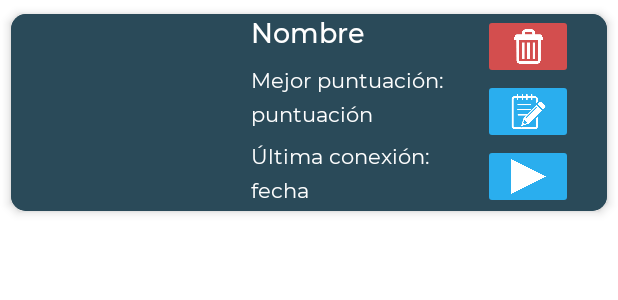
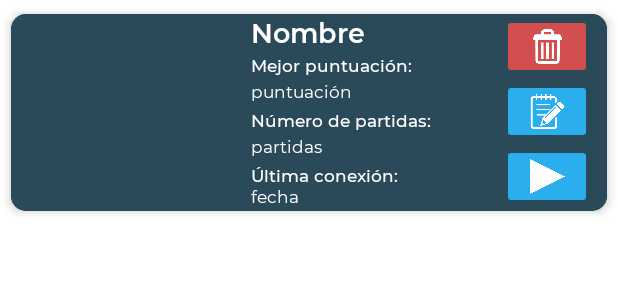
Before and after one commit to adrianmrt/Tekken7Trivia, an Android app: the layout user_card.xml on its own in the app's theme, with its tools: preview values and no code run, on a phone screen of 412 x 824 dp. Shown: the top 300 px of the screen. Run offline under Robolectric (Android 15) with nearby library versions, the phone set to English and light mode, and no system bars.

Commit message:
Push missing changes

```diff
--- a/DADM_P1_AlbertoGarcia_AdrianRamirez/app/src/main/res/layout/user_card.xml
+++ b/DADM_P1_AlbertoGarcia_AdrianRamirez/app/src/main/res/layout/user_card.xml
@@ -43,8 +43,8 @@
 
                 <androidx.constraintlayout.widget.ConstraintLayout
                     android:id="@+id/userCardInfoLayout"
-                    android:layout_width="wrap_content"
-                    android:layout_height="match_parent"
+                    android:layout_width="158dp"
+                    android:layout_height="wrap_content"
                     android:layout_alignParentLeft="false"
                     android:layout_marginStart="10dp"
                     android:layout_toEndOf="@id/userImgCard">
@@ -53,39 +53,52 @@
                         android:id="@+id/nombre5"
                         android:layout_width="wrap_content"
                         android:layout_height="wrap_content"
-                        android:layout_marginTop="9dp"
-                        android:fontFamily="@font/montserrat_regular"
+                        android:layout_marginTop="4dp"
+                        android:fontFamily="@font/montserrat_medium"
                         android:text="Última conexión: "
                         android:textAppearance="@style/TextAppearance.AppCompat.Medium"
                         android:textColor="#FFFFFF"
-                        android:textSize="14sp"
+                        android:textSize="11sp"
                         app:layout_constraintStart_toStartOf="parent"
-                        app:layout_constraintTop_toBottomOf="@+id/userCardScore" />
+                        app:layout_constraintTop_toBottomOf="@+id/userCardGamesPlayed" />
 
                     <TextView
                         android:id="@+id/userCardScore"
                         android:layout_width="wrap_content"
                         android:layout_height="wrap_content"
-                        android:layout_marginTop="4dp"
+                        android:layout_marginTop="2dp"
                         android:fontFamily="@font/montserrat_regular"
                         android:text="puntuación "
                         android:textAppearance="@style/TextAppearance.AppCompat.Medium"
                         android:textColor="#FFFFFF"
-                        android:textSize="14sp"
+                        android:textSize="11sp"
                         app:layout_constraintStart_toStartOf="parent"
                         app:layout_constraintTop_toBottomOf="@+id/nombre2" />
+
+                    <TextView
+                        android:id="@+id/userCardGamesPlayed"
+                        android:layout_width="wrap_content"
+                        android:layout_height="wrap_content"
+                        android:layout_marginTop="2dp"
+                        android:fontFamily="@font/montserrat_regular"
+                        android:text="partidas"
+                        android:textAppearance="@style/TextAppearance.AppCompat.Medium"
+                        android:textColor="#FFFFFF"
+                        android:textSize="11sp"
+                        app:layout_constraintStart_toStartOf="parent"
+                        app:layout_constraintTop_toBottomOf="@+id/nombre3" />
 
                     <TextView
                         android:id="@+id/userCardDate"
                         android:layout_width="wrap_content"
                         android:layout_height="wrap_content"
-                        android:layout_marginTop="4dp"
+                        android:layout_marginTop="2dp"
                         android:layout_marginBottom="5dp"
                         android:fontFamily="@font/montserrat_regular"
                         android:text="fecha"
                         android:textAppearance="@style/TextAppearance.AppCompat.Medium"
                         android:textColor="#FFFFFF"
-                        android:textSize="14sp"
+                        android:textSize="11sp"
                         app:layout_constraintBottom_toBottomOf="parent"
                         app:layout_constraintStart_toStartOf="parent"
                         app:layout_constraintTop_toBottomOf="@+id/nombre5" />
@@ -94,20 +107,33 @@
                         android:id="@+id/nombre2"
                         android:layout_width="wrap_content"
                         android:layout_height="wrap_content"
-                        android:layout_marginTop="10dp"
-                        android:fontFamily="@font/montserrat_regular"
+                        android:layout_marginTop="2dp"
+                        android:fontFamily="@font/montserrat_medium"
                         android:text="Mejor puntuación: "
                         android:textAppearance="@style/TextAppearance.AppCompat.Medium"
                         android:textColor="#FFFFFF"
-                        android:textSize="14sp"
+                        android:textSize="11sp"
                         app:layout_constraintStart_toStartOf="parent"
                         app:layout_constraintTop_toBottomOf="@+id/nombre6" />
+
+                    <TextView
+                        android:id="@+id/nombre3"
+                        android:layout_width="wrap_content"
+                        android:layout_height="wrap_content"
+                        android:layout_marginTop="4dp"
+                        android:fontFamily="@font/montserrat_medium"
+                        android:text="Número de partidas: "
+                        android:textAppearance="@style/TextAppearance.AppCompat.Medium"
+                        android:textColor="#FFFFFF"
+                        android:textSize="11sp"
+                        app:layout_constraintStart_toStartOf="parent"
+                        app:layout_constraintTop_toBottomOf="@+id/userCardScore" />
 
                     <TextView
                         android:id="@+id/nombre6"
                         android:layout_width="wrap_content"
                         android:layout_height="wrap_content"
-                        android:fontFamily="@font/montserrat_medium"
+                        android:fontFamily="@font/montserrat_semibold"
                         android:text="Nombre"
                         android:textAppearance="@style/TextAppearance.AppCompat.Medium"
                         android:textColor="#FFFFFF"
```
Also changed, not shown: DADM_P1_AlbertoGarcia_AdrianRamirez/app/src/main/java/com/example/dadm_p1_albertogarcia_adrianramirez/game/QuestionFragment.java (+22 -21 lines), DADM_P1_AlbertoGarcia_AdrianRamirez/app/src/main/java/com/example/dadm_p1_albertogarcia_adrianramirez/main/MainActivity.java (+53 -11 lines).
